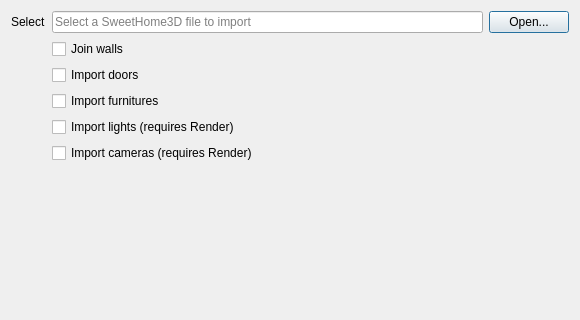
Qt form SH3D_Import.ui (rostskadat/FreeCAD-SH3D) before a commit; both pictures show x 0 to 580 and y 0 to 320 of the 580 by 500 pixel window.
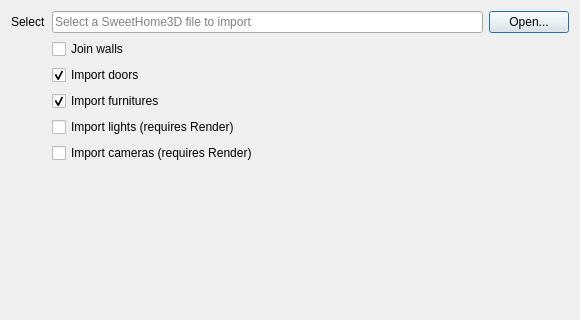
The same form after that commit.

The edit to the form file:
```diff
--- a/SH3D_Import.ui
+++ b/SH3D_Import.ui
@@ -91,6 +91,9 @@
          <property name="text">
           <string>Import furnitures</string>
          </property>
+         <property name="checked">
+          <bool>true</bool>
+         </property>
         </widget>
        </item>
        <item row="4" column="1">
@@ -118,6 +121,9 @@
          <property name="text">
           <string>Import doors</string>
          </property>
+         <property name="checked">
+          <bool>true</bool>
+         </property>
         </widget>
        </item>
       </layout>
```
Left out of the diff: 13 changed lines with no effect on the pictures.
